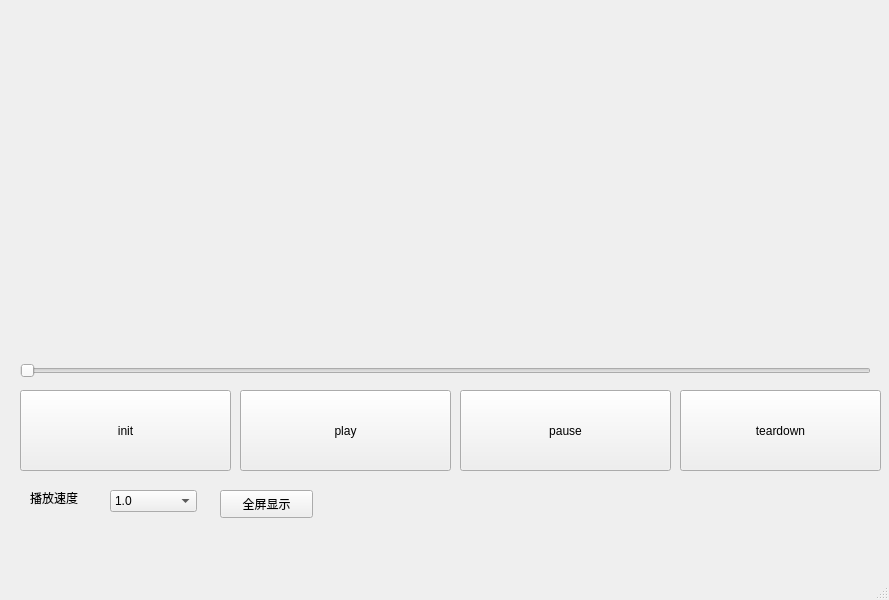
This is clientUI.ui in chuchong/RTP as Qt 5 draws it before an edit. The edited form follows.
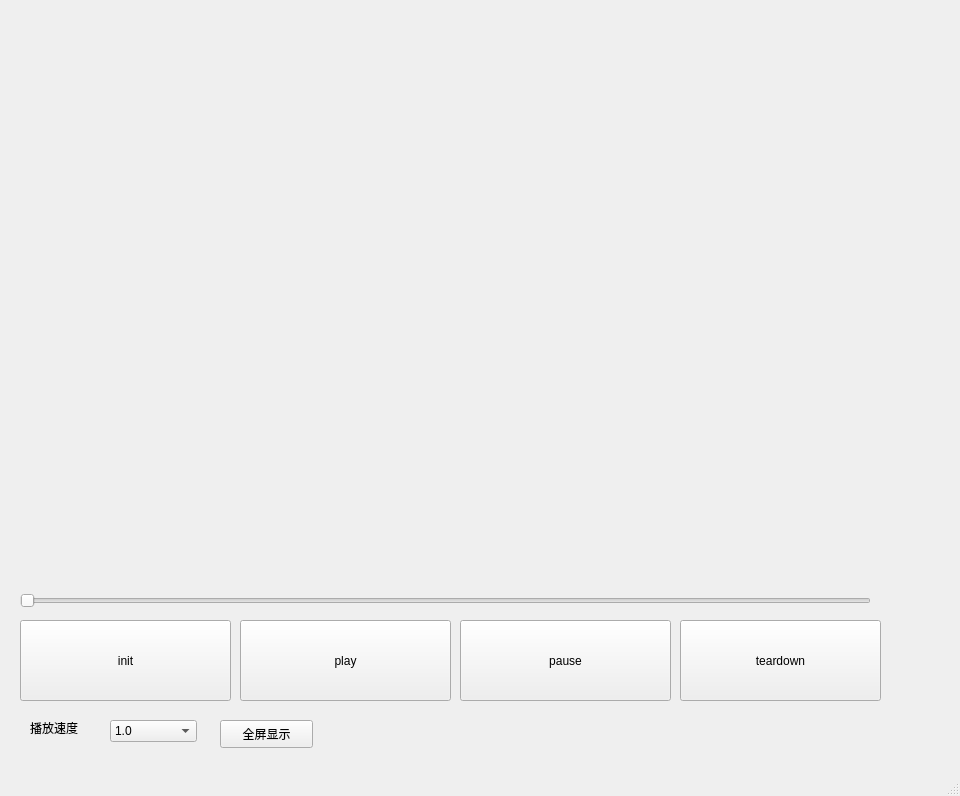
This is the edited form.

```diff
--- a/clientUI.ui
+++ b/clientUI.ui
@@ -6,8 +6,8 @@
    <rect>
     <x>0</x>
     <y>0</y>
-    <width>889</width>
-    <height>600</height>
+    <width>960</width>
+    <height>796</height>
    </rect>
   </property>
   <property name="windowTitle">
@@ -18,7 +18,7 @@
     <property name="geometry">
      <rect>
       <x>20</x>
-      <y>390</y>
+      <y>620</y>
       <width>211</width>
       <height>81</height>
      </rect>
@@ -31,7 +31,7 @@
     <property name="geometry">
      <rect>
       <x>240</x>
-      <y>390</y>
+      <y>620</y>
       <width>211</width>
       <height>81</height>
      </rect>
@@ -44,7 +44,7 @@
     <property name="geometry">
      <rect>
       <x>460</x>
-      <y>390</y>
+      <y>620</y>
       <width>211</width>
       <height>81</height>
      </rect>
@@ -57,7 +57,7 @@
     <property name="geometry">
      <rect>
       <x>680</x>
-      <y>390</y>
+      <y>620</y>
       <width>201</width>
       <height>81</height>
      </rect>
@@ -71,8 +71,8 @@
      <rect>
       <x>30</x>
       <y>20</y>
-      <width>831</width>
-      <height>311</height>
+      <width>882</width>
+      <height>561</height>
      </rect>
     </property>
     <property name="text">
@@ -83,7 +83,7 @@
     <property name="geometry">
      <rect>
       <x>20</x>
-      <y>360</y>
+      <y>590</y>
       <width>851</width>
       <height>22</height>
      </rect>
@@ -96,7 +96,7 @@
     <property name="geometry">
      <rect>
       <x>110</x>
-      <y>490</y>
+      <y>720</y>
       <width>87</width>
       <height>22</height>
      </rect>
@@ -131,7 +131,7 @@
     <property name="geometry">
      <rect>
       <x>30</x>
-      <y>490</y>
+      <y>720</y>
       <width>72</width>
       <height>15</height>
      </rect>
@@ -144,7 +144,7 @@
     <property name="geometry">
      <rect>
       <x>220</x>
-      <y>490</y>
+      <y>720</y>
       <width>93</width>
       <height>28</height>
      </rect>
```
Left out of the diff: 2 changed lines with no effect on the pictures.
